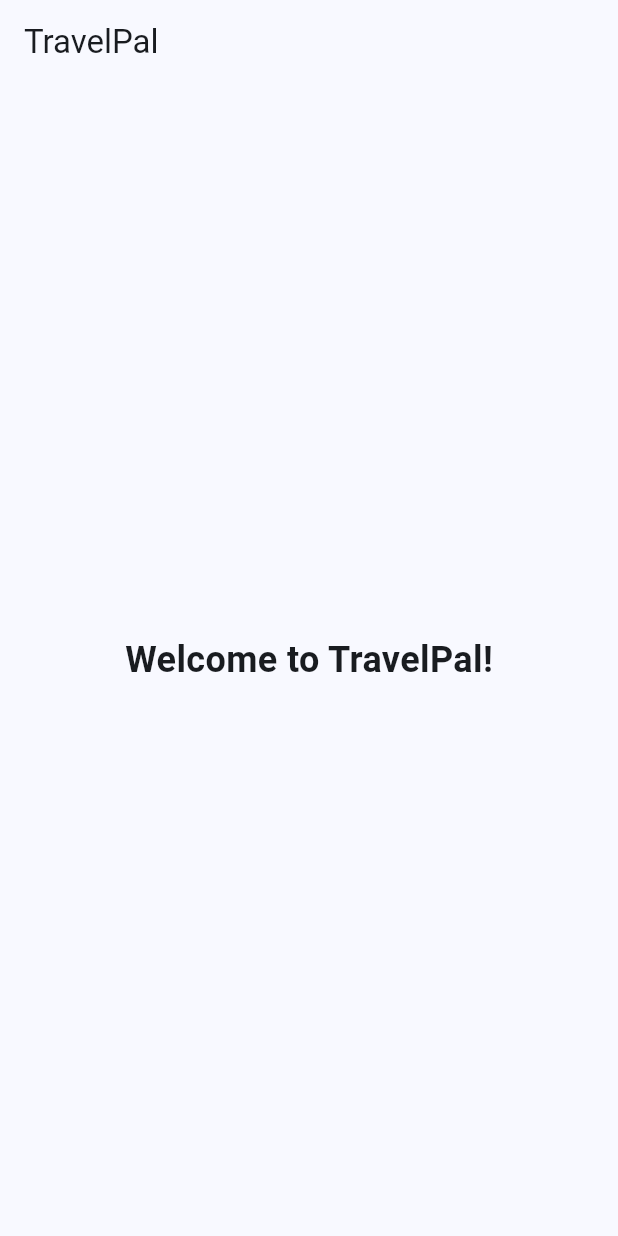
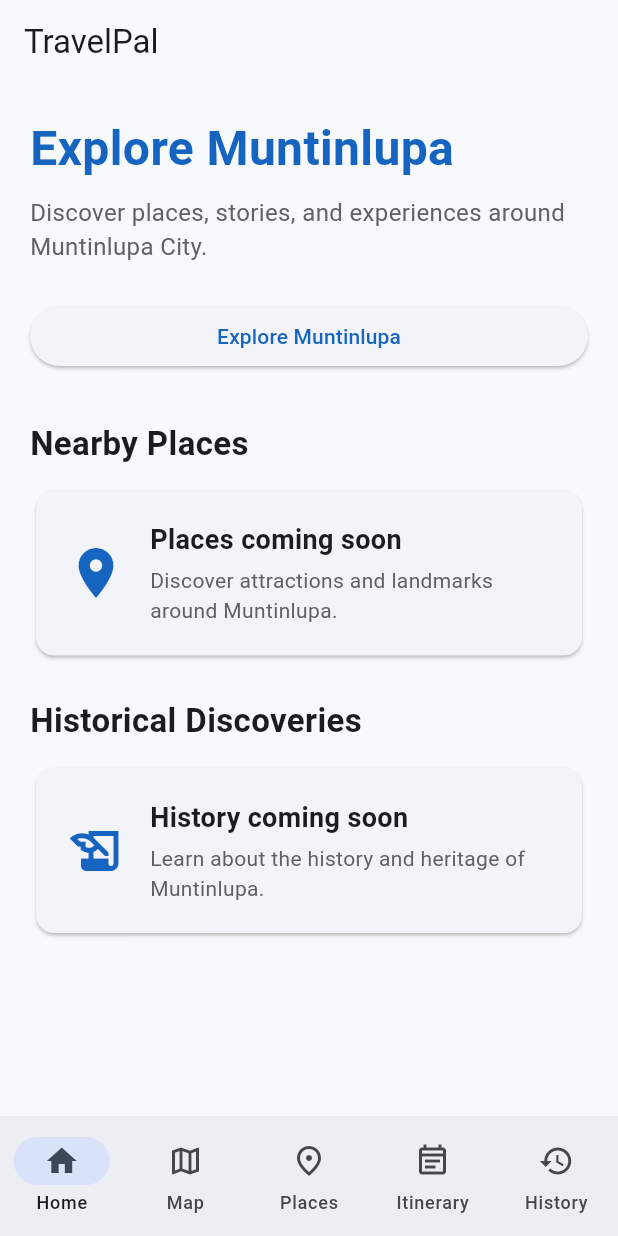
Before and after one commit to kenZaid/travelpal, a Flutter app: the screen it shows after launch, on a phone screen of 412 x 824 dp. Run offline on Flutter 3.47's test engine with Material 3 defaults, Android fonts, the phone set to English and light mode, and no system bars.

Commit message:
Build TravelPal app foundation and navigation

```diff
--- /dev/null
+++ b/lib/core/theme/app_colors.dart
@@ -0,0 +1,15 @@
+import 'package:flutter/material.dart';
+
+class AppColors {
+  AppColors._();
+
+  static const Color primaryBlue = Color(0xFF1565C0);
+  static const Color accentYellow = Color(0xFFFFC107);
+  static const Color secondaryRed = Color(0xFFD32F2F);
+
+  static const Color background = Color(0xFFF7F9FC);
+  static const Color surface = Colors.white;
+
+  static const Color textPrimary = Color(0xFF1A1A1A);
+  static const Color textSecondary = Color(0xFF616161);
+}
--- /dev/null
+++ b/lib/core/theme/app_theme.dart
@@ -0,0 +1,18 @@
+import 'package:flutter/material.dart';
+
+import 'app_colors.dart';
+
+class AppTheme {
+  AppTheme._();
+
+  static ThemeData lightTheme = ThemeData(
+    useMaterial3: true,
+    scaffoldBackgroundColor: AppColors.background,
+    colorScheme: ColorScheme.fromSeed(
+      seedColor: AppColors.primaryBlue,
+      primary: AppColors.primaryBlue,
+      secondary: AppColors.accentYellow,
+      error: AppColors.secondaryRed,
+    ),
+  );
+}
--- /dev/null
+++ b/lib/features/home/home_page.dart
@@ -0,0 +1,119 @@
+import 'package:flutter/material.dart';
+
+import '../../core/theme/app_colors.dart';
+
+class HomePage extends StatelessWidget {
+  const HomePage({super.key});
+
+  @override
+  Widget build(BuildContext context) {
+    return Scaffold(
+      appBar: AppBar(
+        title: const Text('TravelPal'),
+      ),
+      body: SingleChildScrollView(
+        padding: const EdgeInsets.all(20),
+        child: Column(
+          crossAxisAlignment: CrossAxisAlignment.start,
+          children: [
+            const Text(
+              'Explore Muntinlupa',
+              style: TextStyle(
+                fontSize: 32,
+                fontWeight: FontWeight.bold,
+                color: AppColors.primaryBlue,
+              ),
+            ),
+            const SizedBox(height: 8),
+            const Text(
+              'Discover places, stories, and experiences around Muntinlupa City.',
+              style: TextStyle(
+                fontSize: 16,
+                color: AppColors.textSecondary,
+              ),
+            ),
+            const SizedBox(height: 24),
+            SizedBox(
+              width: double.infinity,
+              child: ElevatedButton(
+                onPressed: () {},
+                child: const Text('Explore Muntinlupa'),
+              ),
+            ),
+            const SizedBox(height: 32),
+            const Text(
+              'Nearby Places',
+              style: TextStyle(
+                fontSize: 22,
+                fontWeight: FontWeight.bold,
+              ),
+            ),
+            const SizedBox(height: 12),
+            _buildPlaceholderCard(
+              icon: Icons.place,
+              title: 'Places coming soon',
+              description: 'Discover attractions and landmarks around Muntinlupa.',
+            ),
+            const SizedBox(height: 24),
+            const Text(
+              'Historical Discoveries',
+              style: TextStyle(
+                fontSize: 22,
+                fontWeight: FontWeight.bold,
+              ),
+            ),
+            const SizedBox(height: 12),
+            _buildPlaceholderCard(
+              icon: Icons.history_edu,
+              title: 'History coming soon',
+              description: 'Learn about the history and heritage of Muntinlupa.',
+            ),
+          ],
+        ),
+      ),
+    );
+  }
+
+  Widget _buildPlaceholderCard({
+    required IconData icon,
+    required String title,
+    required String description,
+  }) {
+    return Card(
+      child: Padding(
+        padding: const EdgeInsets.all(20),
+        child: Row(
+          children: [
+            Icon(
+              icon,
+              size: 40,
+              color: AppColors.primaryBlue,
+            ),
+            const SizedBox(width: 16),
+            Expanded(
+              child: Column(
+                crossAxisAlignment: CrossAxisAlignment.start,
+                children: [
+                  Text(
+                    title,
+                    style: const TextStyle(
+                      fontSize: 18,
+                      fontWeight: FontWeight.bold,
+                    ),
+                  ),
+                  const SizedBox(height: 4),
+                  Text(
+                    description,
+                    style: const TextStyle(
+                      color: AppColors.textSecondary,
+                    ),
+                  ),
+                ],
+              ),
+            ),
+          ],
+        ),
+      ),
+    );
+  }
+}
--- a/lib/main.dart
+++ b/lib/main.dart
@@ -1,11 +1,11 @@
 import 'package:flutter/material.dart';
 
-class TravelPalColors {
-  static const blue = Color(0xFF0057B8);
-  static const yellow = Color(0xFFFFD700);
-  static const red = Color(0xFFCE1126);
-}
-
+import 'core/theme/app_theme.dart';
+import 'features/home/home_page.dart';
+import 'features/map/map_page.dart';
+import 'features/places/places_page.dart';
+import 'features/itinerary/itinerary_page.dart';
+import 'features/history/history_page.dart';
 
 void main() {
   runApp(const TravelPalApp());
@@ -19,34 +19,68 @@
     return MaterialApp(
       debugShowCheckedModeBanner: false,
       title: 'TravelPal',
-      theme: ThemeData(
-        colorScheme: ColorScheme.fromSeed(
-          seedColor: Colors.blue,
-        ),
-        useMaterial3: true,
-      ),
-      home: const HomePage(),
+      theme: AppTheme.lightTheme,
+      home: const MainNavigationPage(),
     );
   }
 }
 
-class HomePage extends StatelessWidget {
-  const HomePage({super.key});
+class MainNavigationPage extends StatefulWidget {
+  const MainNavigationPage({super.key});
+
+  @override
+  State<MainNavigationPage> createState() => _MainNavigationPageState();
+}
+
+class _MainNavigationPageState extends State<MainNavigationPage> {
+  int _currentIndex = 0;
+
+  final List<Widget> _pages = const [
+    HomePage(),
+    MapPage(),
+    PlacesPage(),
+    ItineraryPage(),
+    HistoryPage(),
+  ];
 
   @override
   Widget build(BuildContext context) {
     return Scaffold(
-      appBar: AppBar(
-        title: const Text('TravelPal'),
-      ),
-      body: const Center(
-        child: Text(
-          'Welcome to TravelPal!',
-          style: TextStyle(
-            fontSize: 24,
-            fontWeight: FontWeight.bold,
+      body: _pages[_currentIndex],
+      bottomNavigationBar: NavigationBar(
+        selectedIndex: _currentIndex,
+        onDestinationSelected: (index) {
+          setState(() {
+            _currentIndex = index;
+          });
+        },
+        destinations: const [
+          NavigationDestination(
+            icon: Icon(Icons.home_outlined),
+            selectedIcon: Icon(Icons.home),
+            label: 'Home',
           ),
-        ),
+          NavigationDestination(
+            icon: Icon(Icons.map_outlined),
+            selectedIcon: Icon(Icons.map),
+            label: 'Map',
+          ),
+          NavigationDestination(
+            icon: Icon(Icons.place_outlined),
+            selectedIcon: Icon(Icons.place),
+            label: 'Places',
+          ),
+          NavigationDestination(
+            icon: Icon(Icons.event_note_outlined),
+            selectedIcon: Icon(Icons.event_note),
+            label: 'Itinerary',
+          ),
+          NavigationDestination(
+            icon: Icon(Icons.history_outlined),
+            selectedIcon: Icon(Icons.history),
+            label: 'History',
+          ),
+        ],
       ),
     );
   }
```
Also changed, not shown: lib/features/history/history_page.dart (added, +23 -0 lines), lib/features/itinerary/itinerary_page.dart (added, +23 -0 lines), lib/features/map/map_page.dart (added, +82 -0 lines), lib/features/places/place_details_page.dart (added, +102 -0 lines), lib/features/places/places_page.dart (added, +84 -0 lines), 1 other file.
